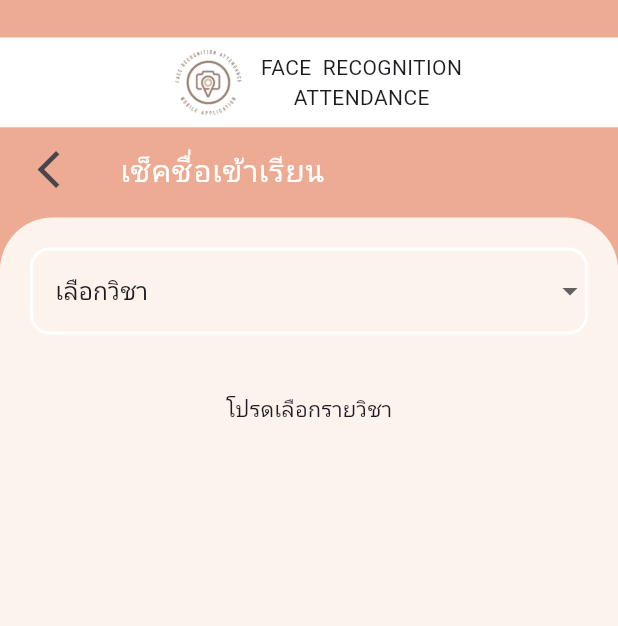
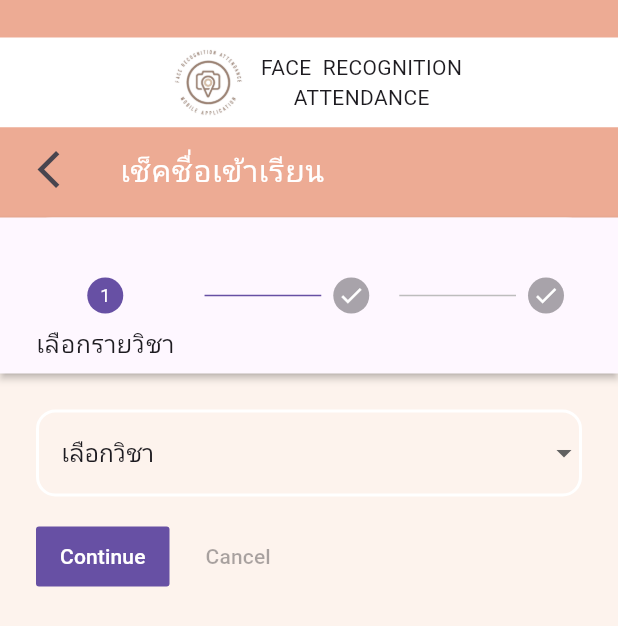
Before and after one commit to patamavadee16/student_attendance_flutter, a Flutter app: the screen it shows after launch, after a tap on "Attendance", on a phone screen of 412 x 824 dp. Shown: the top 626 px of the screen. Run offline on Flutter 3.47's test engine with Material 3 defaults, Android fonts, the phone set to English and light mode, and no system bars; our stand-ins replace cloud_firestore, firebase_core, firebase_storage, image_picker, logger, permission_handler; missing offline and left inert: google_ml_kit, syncfusion_flutter_xlsio, tflite_flutter, tflite_flutter_helper; accounts and stored records are empty.

Commit message:
form step

```diff
--- /dev/null
+++ b/lib/page/formStep.dart
@@ -0,0 +1,518 @@
+import 'dart:io';
+import 'package:permission_handler/permission_handler.dart';
+import 'package:flutter/material.dart';
+import 'package:firebase_storage/firebase_storage.dart';
+import 'package:cloud_firestore/cloud_firestore.dart';
+import 'package:student_attendance/classifier/classifier_quant.dart';
+import '../classifier/classifier.dart';
+import '../classifier/vision_adapter.dart';
+import 'package:image_picker/image_picker.dart';
+import 'dart:ui' as ui;
+class StepperExample extends StatefulWidget {
+  const StepperExample({super.key});
+
+  @override
+  State<StepperExample> createState() => _StepperExampleState();
+}
+
+class _StepperExampleState extends State<StepperExample> {
+  final picker = ImagePicker();
+  VisionAdapter _vision = VisionAdapter();
+  TfResult? tflite;
+  ui.Image? _image1;
+  ui.Image? _image2;
+  ui.Image? _image3;
+  File? _file1;
+  File? _file2;
+  File? _file3;
+  List<Map> student1 = [];
+  List<Map> student2 = [];
+  List<Map> student3 = [];
+  bool isLoading = false;
+  bool isLoading2 = false;
+  bool isLoading3 = false;
+  int currentStep = 0;
+  bool isSelected = false;
+  String dropdownValue = '0';
+  Map<String, dynamic> _courseed ={};
+  late Classifier _classifier;
+  final List _course = [];
+  List<DropdownMenuItem> courseItems = [];
+  final _firestoreInstance = FirebaseFirestore.instance;
+  fetchProducts() async {
+    QuerySnapshot qn = await _firestoreInstance
+        .collection('course')
+        .where('teacher', isEqualTo: 'อาจารย์.ดร.พิชยพัชยา ศรีคร้าม')
+        .get();
+    if (mounted) {
+      setState(() {
+        for (int i = 0; i < qn.docs.length; i++) {
+          _course.add({
+            'id': qn.docs[i].id,
+            "code": qn.docs[i]["code"],
+            "sec": qn.docs[i]['sec'],
+            'titleTH': qn.docs[i]['titleTH'],
+            'titleEng': qn.docs[i]['titleEng'],
+            'teacher': qn.docs[i]['teacher']
+          });
+        }
+        courseItems
+            .add(const DropdownMenuItem(value: '0', child: Text('เลือกวิชา')));
+        for (int code = 0; code < _course.length; code++) {
+          courseItems.add(DropdownMenuItem(
+              value: _course[code]['id'],
+
+              child: Text(
+                  _course[code]['titleTH'] + ' sec ' + _course[code]['sec'],  overflow: TextOverflow.ellipsis)));
+        }
+      });
+    }
+    return qn.docs;
+  }
+  @override
+  void initState() {
+    super.initState();
+    _classifier = ClassifierQuant();
+    fetchProducts();
+  }
+
+  @override
+  Widget build(BuildContext context) {
+    return Scaffold(
+      backgroundColor: Color(0xFFEDAB94),
+      body:  Column(
+        children: [
+          Container(
+            padding: EdgeInsets.only(top: 25),
+            child: SizedBox(
+              width: MediaQuery.of(context).size.width,
+              height: 60,
+              child: DecoratedBox(
+                  decoration: const BoxDecoration(
+                    color: ui.Color.fromARGB(255, 255, 255, 255),
+                  ),
+                  child: Row(
+                    mainAxisAlignment: MainAxisAlignment.center,
+                    crossAxisAlignment: CrossAxisAlignment.center,
+                    children: [
+                      Image.asset(
+                        'assets/logo.png',
+                        width: 70,
+                        height: 60,
+                      ),
+                      const Column(
+                        mainAxisAlignment: MainAxisAlignment.center,
+                        children: [
+                      Text('FACE  RECOGNITION'),
+                      Text('ATTENDANCE')
+                        ],
+                      ),
+                    ],
+                  )),
+            ),
+          ),
+          SizedBox(
+            width: MediaQuery.of(context).size.width,
+            height: 60,
+            child: DecoratedBox(
+              decoration: const BoxDecoration(
+                color: Color(0xFFEDAB94),
+              ),
+              child: Column(
+                children: [
+                  ListTile(
+                    leading: IconButton(
+                      onPressed: () {
+                        Navigator.pop(context);
+                      },
+                      icon: const Icon(Icons.arrow_back_ios),
+                      iconSize: 30,
+                    ),
+                    title: const Text(
+                      'เช็คชื่อเข้าเรียน',
+                      style: TextStyle(
+                          fontSize: 20,
+                          color: Colors.white,
+                          fontWeight: FontWeight.normal),
+                    ),
+                  ),
+                ],
+              ),
+            ),
+          ),
+          Expanded(
+            child: DecoratedBox(
+                decoration: const BoxDecoration(
+                    color: Color(0xFFFDF3ED),
+                    borderRadius: BorderRadius.only(
+                        topLeft: Radius.circular(35),
+                        topRight: Radius.circular(35))),
+                child: SizedBox(
+
+                  height: MediaQuery.of(context).size.height - 20,
+                  child: Stepper(
+                      type: StepperType.horizontal,
+                      steps: getSteps(),
+                      currentStep: currentStep,
+                      onStepContinue: () {
+                        final isLastStep =currentStep == getSteps().length - 1;
+                        if (isLastStep) {
+                          print('complete');
+                        } else {
+                          setState(() {
+                            currentStep += 1;
+                          });
+                        }
+                      },
+                      onStepCancel: currentStep == 0
+                          ? null
+                          : () => setState(() {
+                                currentStep -= 1;
+                              })),
+                )),
+          )
+        ],
+      ),
+    );
+  }
+
+  List<Step> getSteps() => [
+        Step(
+            isActive: currentStep >= 0,
+            state:currentStep  ==  0 ?StepState.indexed : StepState.complete,
+            title: Text(''),
+
+            label:Text(currentStep  ==  0 ?'เลือกรายวิชา':''),
+            // subtitle: Text('เช็คชื่อเข้าเรียน'),
+            content:  DropdownButtonFormField(
+
+              isExpanded: true,
+                        padding: const EdgeInsets.symmetric(
+                            horizontal: 1, vertical: 1),
+                        borderRadius: BorderRadius.circular(12.0),
+                        decoration: InputDecoration(
+                          enabledBorder: OutlineInputBorder(
+                            borderRadius: BorderRadius.circular(13),
+                            borderSide: const BorderSide(
+                                color: ui.Color.fromARGB(255, 255, 255, 255),
+                                width: 2),
+                          ),
+                          focusedBorder: OutlineInputBorder(
+                            borderRadius: BorderRadius.circular(13),
+                            borderSide: const BorderSide(
+                                color: ui.Color.fromARGB(255, 255, 255, 255),
+                                width: 3),
+                          ),
+                        ),
+                        items: courseItems,
+                        value: dropdownValue,
+                        onChanged: (codeValue) {
+                          if (mounted) {
+                            setState(() {
+                              dropdownValue = codeValue;
+                              if(dropdownValue=='0'){
+
+                                isSelected=false;
+                              }else {
+                                for (int i = 0; i < _course.length; i++) {
+                                    if(_course[i]['id']==dropdownValue){
+                                      _courseed=_course[i];
+                                      print(_courseed['titleTH']);
+                                    }
+                                }
+                                currentStep=1;
+                                isSelected=true;
+                              }
+                            });
+                          }
+                        },
+
+                      ),
+            ),
+        Step(
+            isActive: currentStep >= 1,
+            state: currentStep == 1 ? StepState.indexed : StepState.complete,
+            label: Text(currentStep == 1 ? 'อัปโหลดรูปภาพ' : ''),
+            title: Text(""),
+            content: SingleChildScrollView(
+              child: Column(
+                children: [
+                  Text(isSelected
+                      ? _courseed['titleTH'] + ' กลุ่ม ' + _courseed['sec']
+                      : ''),
+                  Text('ครั้งที่ XX'),
+                                            Container(
+                              child: isLoading
+                                  ? const Center(
+                                      child: CircularProgressIndicator(
+                                      backgroundColor: Color(0xFFFDF3ED),
+                                      valueColor: AlwaysStoppedAnimation<Color>(
+                                        ui.Color.fromARGB(
+                                            255, 255, 255, 255),
+                                      ),
+                                    ))
+                                  : (_image1 == null)
+                                      ? Center(
+                                          child: SizedBox(
+                                              height: 120,
+                                              width: MediaQuery.of(context)
+                                                  .size
+                                                  .width,
+                                              child: pickImageBtn(context, '1')))
+                                      : Column(
+                                          crossAxisAlignment:CrossAxisAlignment.start,
+                                          children: [
+                                            FittedBox(
+                                                    child: InteractiveViewer(
+                                                      panEnabled:true, // Set it to false
+                                                      minScale: 0.5,
+                                                      maxScale: 2,
+                                                child: SizedBox(
+                                                    width:_image1!.width.toDouble(),
+                                                    height:_image1!.height.toDouble(),
+                                                    child: CustomPaint(
+                                                      painter: VisionPainter(_vision,Size(349, 349),Size(411, 866.0),_image1!,'1'),
+                                                    )),
+                                              ),
+                                            ),
+                                            SizedBox(
+                                              height: 200,
+                                              child: ListView.separated(
+                                                      scrollDirection:Axis.vertical,
+                                                      separatorBuilder:(context,index) {
+                                                        return const Divider();
+                                                      },
+                                                      itemCount:student1.length,
+                                                      itemBuilder:(BuildContextcontext,int index) {
+                                                        return Text('${index + 1}.${student1[index]['std']} ${student1[index]['name']}',
+                                                                  style: const TextStyle(fontSize:15),
+                                                                );
+                                                      })
+                                            ),
+                                          ],
+                                        )),
+                ],
+              ),
+            )),
+        Step(
+            isActive: currentStep >= 2,
+            state:currentStep  ==  2 ?StepState.indexed : StepState.complete,
+            title: Text(''),
+            label:Text(currentStep  ==  2 ?'บันทึก':''),
+            content: Container()),
+      ];
+  ElevatedButton pickImageBtn(BuildContext context, String no) {
+    return ElevatedButton(
+      onPressed: () => _showSelectionDialog(context, no),
+      style: ElevatedButton.styleFrom(
+        primary: ui.Color.fromARGB(255, 255, 255, 255).withOpacity(0.9),
+        onPrimary: const Color(0xFFEDAB94),
+        // backgroundColor: Color(0xFFFDF3ED).withOpacity(0.9),
+        shape: RoundedRectangleBorder(
+          borderRadius: BorderRadius.circular(20.0),
+        ),
+      ),
+      child: Container(
+        child: Row(
+          children: [
+            Image.asset(
+              'assets/pic.png',
+              width: 70,
+              height: 150,
+            ),
+            SizedBox(
+              width: 50,
+            ),
+            Text('เลือกรูปภาพที่ $no', style: TextPickStyle())
+          ],
+        ),
+      ),
+    );
+  }
+
+  TextStyle TextPickStyle() => TextStyle(
+        color: Colors.black,
+        fontSize: 20,
+      );
+
+  Future<void> _showSelectionDialog(BuildContext context, no) {
+    return showDialog(
+        context: context,
+        builder: (BuildContext context) {
+          return AlertDialog(
+              shape: RoundedRectangleBorder(
+                  borderRadius: new BorderRadius.circular(15)),
+              backgroundColor: ui.Color.fromARGB(220, 255, 255, 255),
+              title: Text("Select image"),
+              content: SingleChildScrollView(
+                child: ListBody(
+                  children: <Widget>[
+                    GestureDetector(
+                      child: Text("Gallery"),
+                      onTap: () {
+                        _pickGallery(context, no);
+                      },
+                    ),
+                    Padding(padding: EdgeInsets.all(8.0)),
+                    GestureDetector(
+                      child: Text("Camera"),
+                      onTap: () => _pickCamera(context, no),
+                    )
+                  ],
+                ),
+              ));
+        });
+  }
+
+  Future<void> requestPermission() async {
+    const permission = Permission.storage;
+    if (await permission.isDenied) {
+      await permission.request();
+    }
+  }
+
+  Future<void> _pickCamera(BuildContext context, String no) async {
+    try {
+      final pickedFile =
+          await ImagePicker().getImage(source: ImageSource.camera);
+
+      final image = await loadImage(File(pickedFile!.path), no);
+
+      setState(() {
+        if (no == '1') {
+          _image1 = image;
+        } else if (no == '2') {
+          _image2 = image;
+        } else if (no == '3') {
+          _image3 = image;
+        }
+      });
+      Navigator.of(context).pop();
+    } catch (e) {}
+  }
+
+  Future<void> _pickGallery(BuildContext context, String no) async {
+    try {
+      final pickedFile =
+          await ImagePicker().getImage(source: ImageSource.gallery);
+      print('course');
+
+      final image = await loadImage(File(pickedFile!.path), no);
+      setState(() {
+        if (no == '1') {
+          _image1 = image;
+        } else if (no == '2') {
+          _image2 = image;
+        } else if (no == '3') {
+          _image3 = image;
+        }
+      });
+      Navigator.of(context).pop();
+    } catch (e) {}
+  }
+
+  Future<ui.Image?> loadImage(File file, String no) async {
+    ui.Image? image;
+    try {
+      final data = await file.readAsBytes();
+      await decodeImageFromList(data).then((value) => setState(() {
+            if (no == '1') {
+              isLoading = true;
+            } else if (no == '2') {
+              isLoading2 = true;
+            } else if (no == '3') {
+              isLoading3 = true;
+            }
+            image = value;
+            _onDetect(File(file.path), no);
+          }));
+    } on Exception catch (e) {
+      print('-- Exception ' + e.toString());
+    }
+    return image;
+    // setState(() => imageStateVarible = image);
+  }
+
+  _onDetect(File _pictureFile, String no) async {
+    try {
+      if (no == '1') {
+        await _vision.detect(_pictureFile, '1');
+        await fetchID();
+      } else if (no == '2') {
+        await _vision.detect(_pictureFile, '2');
+        await fetchID2();
+
+      } else if (no == '3') {
+        await _vision.detect(_pictureFile, '3');
+        await fetchID3();
+      }
+    } on Exception catch (e) {
+      print('-- Exception ' + e.toString());
+    }
+    setState(() {
+      if (no == '1') {
+        isLoading = false;
+      } else if (no == '2') {
+        isLoading2 = false;
+      } else if (no == '3') {
+        isLoading3 = false;
+      }
+    });
+  }
+  fetchID() async {
+    for (int i = 0; i < _vision.multiLabel.length; i++) {
+      QuerySnapshot qn = await _firestoreInstance
+          .collection('course')
+          .doc(dropdownValue)
+          .collection('students')
+          .where('studentId', isEqualTo: _vision.multiLabel[i])
+          .get();
+      // print(i);
+      // print(_vision.multiLabel[i]);
+      for (int i = 0; i < qn.docs.length; i++) {
+        student1.add({
+          'id': qn.docs[0].id,
+          "std": qn.docs[0]["studentId"],
+          "name": qn.docs[0]['name'],
+        });
+      }
+      // return qn.docs;
+    }
+  }
+  fetchID2() async {
+    for (int i = 0; i < _vision.multiLabel2.length; i++) {
+      QuerySnapshot qn = await _firestoreInstance
+          .collection('course')
+          .doc(dropdownValue)
+          .collection('students')
+          .where('studentId', isEqualTo: _vision.multiLabel2[i])
+          .get();
+      for (int i = 0; i < qn.docs.length; i++) {
+        student2.add({
+          'id': qn.docs[0].id,
+          "std": qn.docs[0]["studentId"],
+          "name": qn.docs[0]['name'],
+        });
+      }
+    }
+  }
+  fetchID3() async {
+    for (int i = 0; i < _vision.multiLabel3.length; i++) {
+      QuerySnapshot qn = await _firestoreInstance
+          .collection('course')
+          .doc(dropdownValue)
+          .collection('students')
+          .where('studentId', isEqualTo: _vision.multiLabel3[i])
+          .get();
+      print(i);
+      print(_vision.multiLabel3[i]);
+      for (int i = 0; i < qn.docs.length; i++) {
+        student3.add({
+          'id': qn.docs[0].id,
+          "std": qn.docs[0]["studentId"],
+          "name": qn.docs[0]['name'],
+        });
+      }
+    }
+  }
+}
--- a/lib/page/home.dart
+++ b/lib/page/home.dart
@@ -1,7 +1,7 @@
 import 'package:flutter/material.dart';
 import 'package:student_attendance/page/form.dart';
 import 'package:student_attendance/page/static.dart';
-
+import 'package:student_attendance/page/formStep.dart';
 class Home extends StatefulWidget {
   const Home({super.key});
 
@@ -102,7 +102,7 @@ class _HomeState extends State<Home> {
               onPressed: () {
                 Navigator.push(
                 context,
-                MaterialPageRoute(builder: (context) => const form()),
+                MaterialPageRoute(builder: (context) =>  StepperExample()),
                 );
                },
               child: Container(
```
